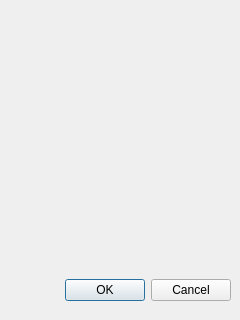
Before: the Qt Designer form parabola_d.ui in luca9294/plots, drawn with Qt 5.
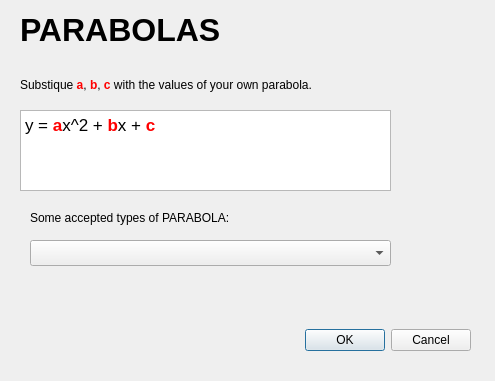
After: the same form once the commit is applied.

Commit message: Parabola mask

The edit to the form file:
```diff
--- a/parabola_d.ui
+++ b/parabola_d.ui
@@ -5,8 +5,8 @@
    <rect>
     <x>0</x>
     <y>0</y>
-    <width>240</width>
-    <height>320</height>
+    <width>495</width>
+    <height>381</height>
    </rect>
   </property>
   <property name="windowTitle">
@@ -15,8 +15,8 @@
   <widget class="QDialogButtonBox" name="buttonBox">
    <property name="geometry">
     <rect>
-     <x>10</x>
-     <y>270</y>
+     <x>250</x>
+     <y>320</y>
      <width>221</width>
      <height>41</height>
     </rect>
@@ -28,6 +28,72 @@
     <set>QDialogButtonBox::Cancel|QDialogButtonBox::Ok</set>
    </property>
   </widget>
+  <widget class="QLabel" name="label">
+   <property name="geometry">
+    <rect>
+     <x>20</x>
+     <y>10</y>
+     <width>281</width>
+     <height>41</height>
+    </rect>
+   </property>
+   <property name="text">
+    <string>&lt;html&gt;&lt;head/&gt;&lt;body&gt;&lt;p&gt;&lt;span style=&quot; font-size:24pt; font-weight:600;&quot;&gt;PARABOLAS&lt;/span&gt;&lt;/p&gt;&lt;/body&gt;&lt;/html&gt;</string>
+   </property>
+  </widget>
+  <widget class="QTextEdit" name="textEdit">
+   <property name="geometry">
+    <rect>
+     <x>20</x>
+     <y>110</y>
+     <width>371</width>
+     <height>81</height>
+    </rect>
+   </property>
+   <property name="html">
+    <string>&lt;!DOCTYPE HTML PUBLIC &quot;-//W3C//DTD HTML 4.0//EN&quot; &quot;http://www.w3.org/TR/REC-html40/strict.dtd&quot;&gt;
+&lt;html&gt;&lt;head&gt;&lt;meta name=&quot;qrichtext&quot; content=&quot;1&quot; /&gt;&lt;style type=&quot;text/css&quot;&gt;
+p, li { white-space: pre-wrap; }
+&lt;/style&gt;&lt;/head&gt;&lt;body style=&quot; font-family:'.Lucida Grande UI'; font-size:13pt; font-weight:400; font-style:normal;&quot;&gt;
+&lt;p style=&quot; margin-top:0px; margin-bottom:0px; margin-left:0px; margin-right:0px; -qt-block-indent:0; text-indent:0px;&quot;&gt;y = &lt;span style=&quot; font-weight:600; color:#ff0000;&quot;&gt;a&lt;/span&gt;x^2 + &lt;span style=&quot; font-weight:600; color:#ff0000;&quot;&gt;b&lt;/span&gt;x + &lt;span style=&quot; font-weight:600; color:#ff0000;&quot;&gt;c&lt;/span&gt;&lt;/p&gt;&lt;/body&gt;&lt;/html&gt;</string>
+   </property>
+  </widget>
+  <widget class="QLabel" name="label_3">
+   <property name="geometry">
+    <rect>
+     <x>20</x>
+     <y>60</y>
+     <width>351</width>
+     <height>51</height>
+    </rect>
+   </property>
+   <property name="text">
+    <string>&lt;html&gt;&lt;head/&gt;&lt;body&gt;&lt;p&gt;Substique &lt;span style=&quot; font-weight:600; color:#ff0000;&quot;&gt;a&lt;/span&gt;, &lt;span style=&quot; font-weight:600; color:#ff0000;&quot;&gt;b&lt;/span&gt;, &lt;span style=&quot; font-weight:600; color:#ff0000;&quot;&gt;c&lt;/span&gt; with the values of your own parabola.&lt;/p&gt;&lt;/body&gt;&lt;/html&gt;</string>
+   </property>
+  </widget>
+  <widget class="QLabel" name="label_2">
+   <property name="geometry">
+    <rect>
+     <x>30</x>
+     <y>210</y>
+     <width>261</width>
+     <height>16</height>
+    </rect>
+   </property>
+   <property name="text">
+    <string>Some accepted types of PARABOLA:</string>
+   </property>
+  </widget>
+  <widget class="QComboBox" name="comboBox">
+   <property name="geometry">
+    <rect>
+     <x>30</x>
+     <y>240</y>
+     <width>361</width>
+     <height>26</height>
+    </rect>
+   </property>
+  </widget>
  </widget>
  <resources/>
  <connections>
```
Left out of the diff: 1 changed line with no effect on the pictures. The commit also changes 5 other files.
